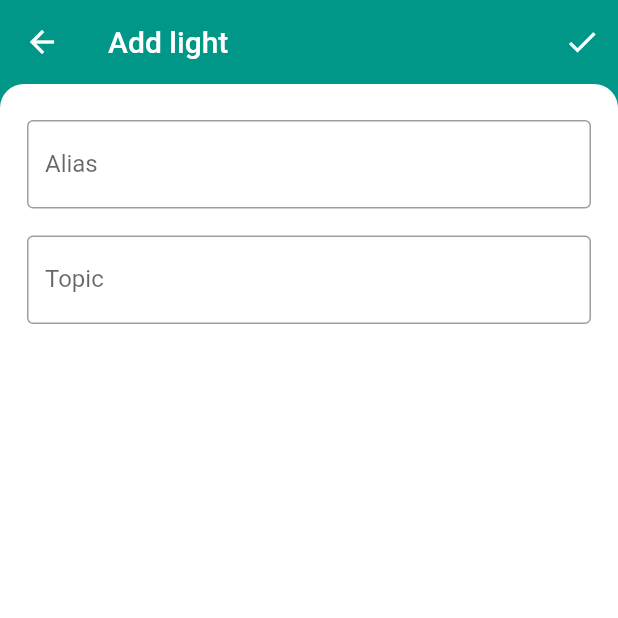
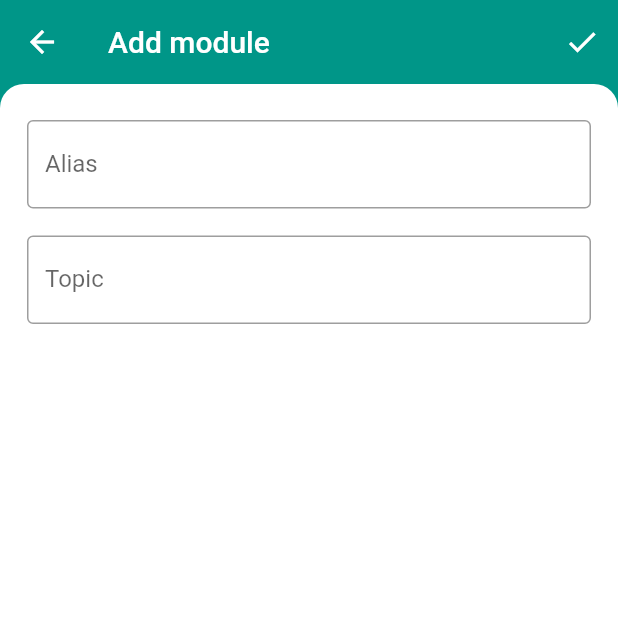
Before and after one commit to profran/ezp-sw-client, a Flutter app: the AddModule screen opened by its route, on a phone screen of 412 x 824 dp, the top half of it. Run offline on Flutter 3.47's test engine with Material 2 defaults, Android fonts, the phone set to English and light mode, and no system bars; our stand-ins replace material_design_icons_flutter, shared_preferences; missing offline and left inert: barcode_scan, mqtt_client; accounts and stored records are empty.

Commit message:
Get rid of lights

```diff
--- a/lib/components/add_module.dart
+++ b/lib/components/add_module.dart
@@ -55,7 +55,7 @@ class _AddModuleState extends State<AddModule> {
     return Scaffold(
       appBar: AppBar(
         elevation: 0.0,
-        title: Text('Add light'),
+        title: Text('Add module'),
         actions: <Widget>[
           Builder(
             builder: (BuildContext context) {
--- a/lib/components/home.dart
+++ b/lib/components/home.dart
@@ -60,7 +60,7 @@ class Home extends StatelessWidget {
                 children: <Widget>[
                   ListTile(
                     leading: Icon(Icons.add),
-                    title: Text('Add light'),
+                    title: Text('Add module'),
                     onTap: () {
                       Navigator.pushNamed(context, '/add');
                     },
--- a/lib/components/settings.dart
+++ b/lib/components/settings.dart
@@ -5,9 +5,7 @@ import '../state/settings.dart';
 import 'package:shared_preferences/shared_preferences.dart';
 
 class SettingsScreen extends StatefulWidget {
-  SettingsScreen({Key key, this.addLight}) : super(key: key);
-
-  final Function addLight;
+  SettingsScreen({Key key}) : super(key: key);
 
   _SettingsScreenState createState() => _SettingsScreenState();
 }
--- a/lib/state/mqtt.dart
+++ b/lib/state/mqtt.dart
@@ -61,7 +61,7 @@ class MqttProvider extends ChangeNotifier {
     subscription = client.updates.listen(_onMessage);
     _modules
         .modules
-        .forEach((light) => client.subscribe(light.topic, MqttQos.exactlyOnce));
+        .forEach((module) => client.subscribe(module.topic, MqttQos.exactlyOnce));
   }
 
   void disconnect() {
```
